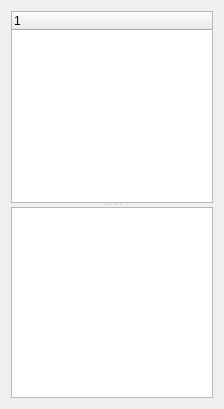
Above: RepTate/gui/theorytab.ui from jorge-ramirez-upm/RepTate before the change. Below: the same form after it.
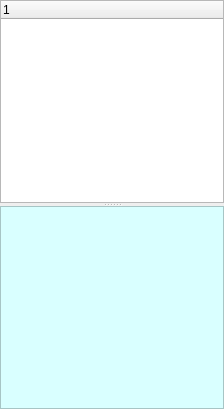
That is the form after the change.

Commit message: Cleaned up the import lines in most modules Added .pylintrc for pylint analysis of the code

Patch:
```diff
--- a/RepTate/gui/theorytab.ui
+++ b/RepTate/gui/theorytab.ui
@@ -14,14 +14,35 @@
    <string>Form</string>
   </property>
   <layout class="QVBoxLayout" name="verticalLayout_2">
+   <property name="spacing">
+    <number>0</number>
+   </property>
+   <property name="leftMargin">
+    <number>0</number>
+   </property>
+   <property name="topMargin">
+    <number>0</number>
+   </property>
+   <property name="rightMargin">
+    <number>0</number>
+   </property>
+   <property name="bottomMargin">
+    <number>0</number>
+   </property>
    <item>
     <layout class="QHBoxLayout" name="thToolsLayout"/>
    </item>
    <item>
     <widget class="QSplitter" name="splitter">
+     <property name="lineWidth">
+      <number>1</number>
+     </property>
      <property name="orientation">
       <enum>Qt::Vertical</enum>
      </property>
+     <property name="handleWidth">
+      <number>3</number>
+     </property>
      <widget class="QTreeWidget" name="thParamTable">
       <column>
        <property name="text">
@@ -29,7 +50,12 @@
        </property>
       </column>
      </widget>
-     <widget class="QTextBrowser" name="thTextBox"/>
+     <widget class="QTextBrowser" name="thTextBox">
+      <property name="styleSheet">
+       <string notr="true">background-color: rgb(217, 255, 255);
+;</string>
+      </property>
+     </widget>
     </widget>
    </item>
   </layout>
```
The commit also changes 35 other files.
